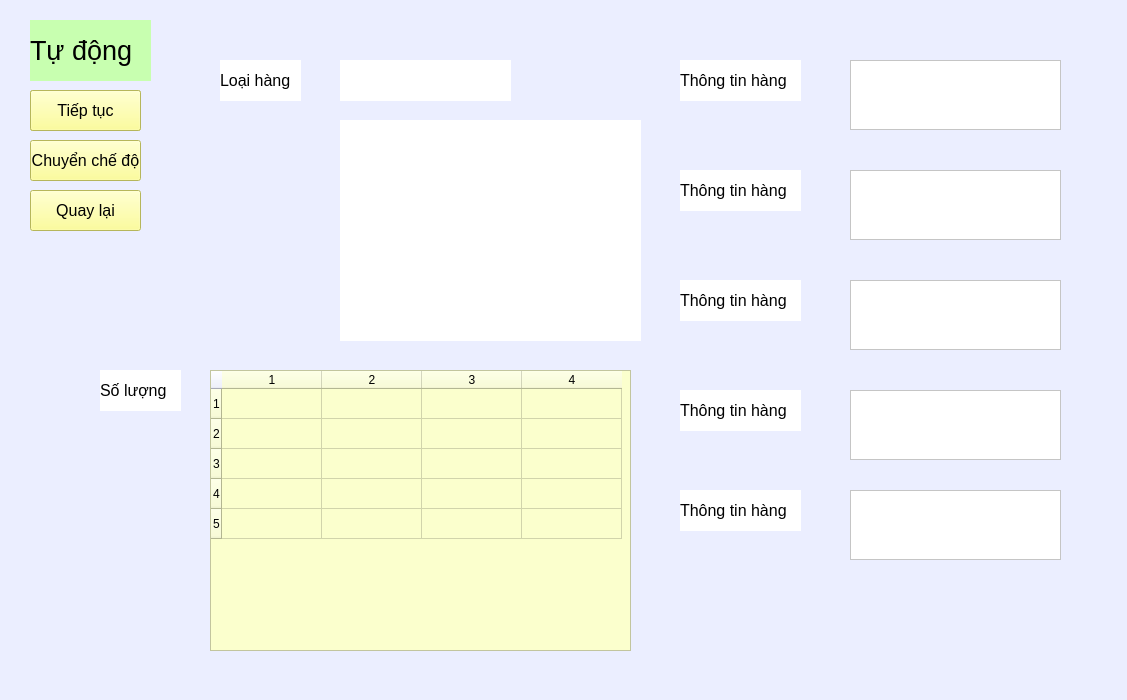
Before: the Qt Designer form autowork.ui in nguyenhoangnb/app_do_an_1, drawn with Qt 5.
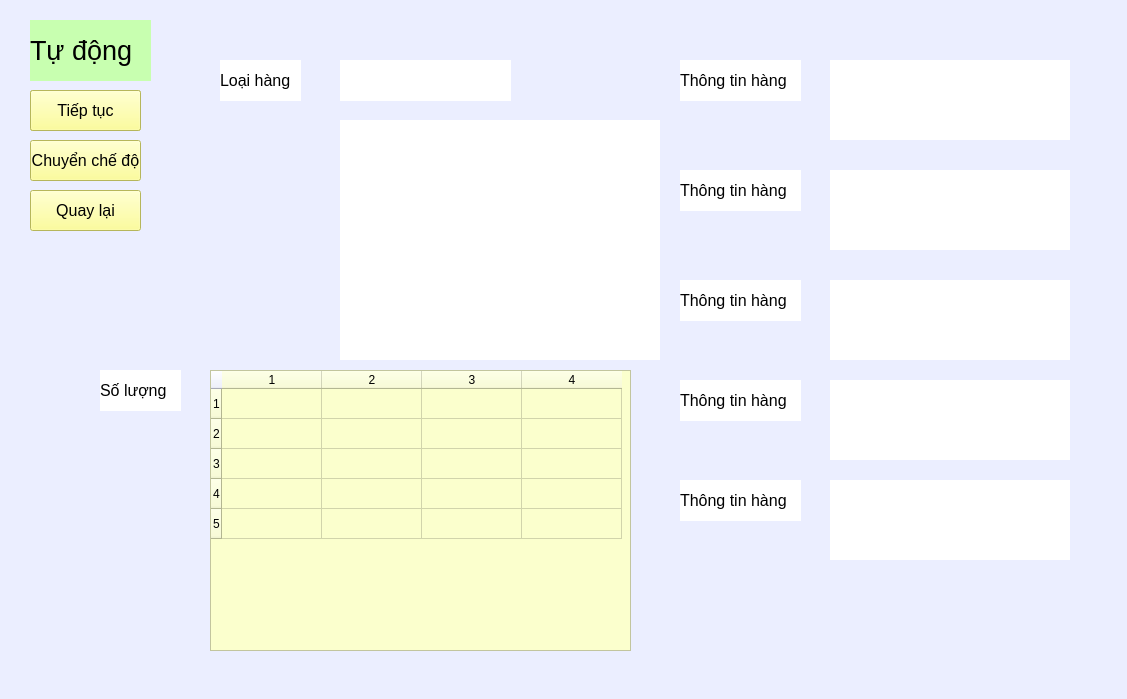
After: the same form once the commit is applied.

Patch:
```diff
--- a/autowork.ui
+++ b/autowork.ui
@@ -7,7 +7,7 @@
     <x>0</x>
     <y>0</y>
     <width>1127</width>
-    <height>700</height>
+    <height>699</height>
    </rect>
   </property>
   <property name="windowTitle">
@@ -217,8 +217,8 @@
     <rect>
      <x>340</x>
      <y>120</y>
-     <width>301</width>
-     <height>221</height>
+     <width>320</width>
+     <height>240</height>
     </rect>
    </property>
    <property name="styleSheet">
@@ -249,32 +249,6 @@
     <string>Thông tin hàng</string>
    </property>
   </widget>
-  <widget class="QTextEdit" name="textEdit">
-   <property name="geometry">
-    <rect>
-     <x>850</x>
-     <y>60</y>
-     <width>211</width>
-     <height>70</height>
-    </rect>
-   </property>
-   <property name="styleSheet">
-    <string notr="true">background-color:#fff;</string>
-   </property>
-  </widget>
-  <widget class="QTextEdit" name="textEdit_2">
-   <property name="geometry">
-    <rect>
-     <x>850</x>
-     <y>170</y>
-     <width>211</width>
-     <height>70</height>
-    </rect>
-   </property>
-   <property name="styleSheet">
-    <string notr="true">background-color:#fff;</string>
-   </property>
-  </widget>
   <widget class="QLabel" name="lbl_auw_4">
    <property name="geometry">
     <rect>
@@ -296,19 +270,6 @@
     <string>Thông tin hàng</string>
    </property>
   </widget>
-  <widget class="QTextEdit" name="textEdit_3">
-   <property name="geometry">
-    <rect>
-     <x>850</x>
-     <y>280</y>
-     <width>211</width>
-     <height>70</height>
-    </rect>
-   </property>
-   <property name="styleSheet">
-    <string notr="true">background-color:#fff;</string>
-   </property>
-  </widget>
   <widget class="QLabel" name="lbl_auw_5">
    <property name="geometry">
     <rect>
@@ -330,24 +291,11 @@
     <string>Thông tin hàng</string>
    </property>
   </widget>
-  <widget class="QTextEdit" name="textEdit_4">
-   <property name="geometry">
-    <rect>
-     <x>850</x>
-     <y>390</y>
-     <width>211</width>
-     <height>70</height>
-    </rect>
-   </property>
-   <property name="styleSheet">
-    <string notr="true">background-color:#fff;</string>
-   </property>
-  </widget>
   <widget class="QLabel" name="lbl_auw_6">
    <property name="geometry">
     <rect>
      <x>680</x>
-     <y>390</y>
+     <y>380</y>
      <width>121</width>
      <height>41</height>
     </rect>
@@ -364,24 +312,11 @@
     <string>Thông tin hàng</string>
    </property>
   </widget>
-  <widget class="QTextEdit" name="textEdit_5">
-   <property name="geometry">
-    <rect>
-     <x>850</x>
-     <y>490</y>
-     <width>211</width>
-     <height>70</height>
-    </rect>
-   </property>
-   <property name="styleSheet">
-    <string notr="true">background-color:#fff;</string>
-   </property>
-  </widget>
   <widget class="QLabel" name="lbl_auw_7">
    <property name="geometry">
     <rect>
      <x>680</x>
-     <y>490</y>
+     <y>480</y>
      <width>121</width>
      <height>41</height>
     </rect>
@@ -398,6 +333,86 @@
     <string>Thông tin hàng</string>
    </property>
   </widget>
+  <widget class="QLabel" name="lbl_inf_4">
+   <property name="geometry">
+    <rect>
+     <x>830</x>
+     <y>380</y>
+     <width>240</width>
+     <height>80</height>
+    </rect>
+   </property>
+   <property name="styleSheet">
+    <string notr="true">background-color:#fff;</string>
+   </property>
+   <property name="text">
+    <string/>
+   </property>
+  </widget>
+  <widget class="QLabel" name="lbl_inf_1">
+   <property name="geometry">
+    <rect>
+     <x>830</x>
+     <y>60</y>
+     <width>240</width>
+     <height>80</height>
+    </rect>
+   </property>
+   <property name="styleSheet">
+    <string notr="true">background-color:#fff;</string>
+   </property>
+   <property name="text">
+    <string/>
+   </property>
+  </widget>
+  <widget class="QLabel" name="lbl_inf_5">
+   <property name="geometry">
+    <rect>
+     <x>830</x>
+     <y>480</y>
+     <width>240</width>
+     <height>80</height>
+    </rect>
+   </property>
+   <property name="styleSheet">
+    <string notr="true">background-color:#fff;</string>
+   </property>
+   <property name="text">
+    <string/>
+   </property>
+  </widget>
+  <widget class="QLabel" name="lbl_inf_3">
+   <property name="geometry">
+    <rect>
+     <x>830</x>
+     <y>280</y>
+     <width>240</width>
+     <height>80</height>
+    </rect>
+   </property>
+   <property name="styleSheet">
+    <string notr="true">background-color:#fff;</string>
+   </property>
+   <property name="text">
+    <string/>
+   </property>
+  </widget>
+  <widget class="QLabel" name="lbl_inf_2">
+   <property name="geometry">
+    <rect>
+     <x>830</x>
+     <y>170</y>
+     <width>240</width>
+     <height>80</height>
+    </rect>
+   </property>
+   <property name="styleSheet">
+    <string notr="true">background-color:#fff;</string>
+   </property>
+   <property name="text">
+    <string/>
+   </property>
+  </widget>
  </widget>
  <resources/>
  <connections/>
```
